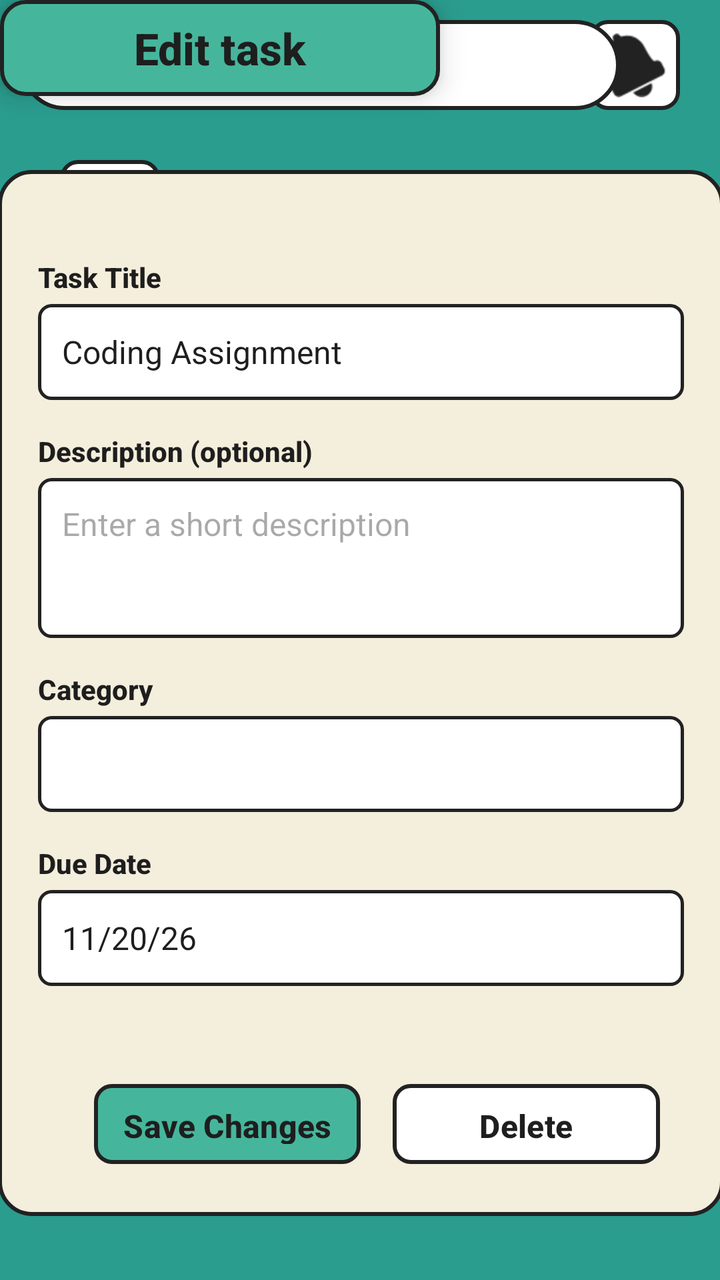
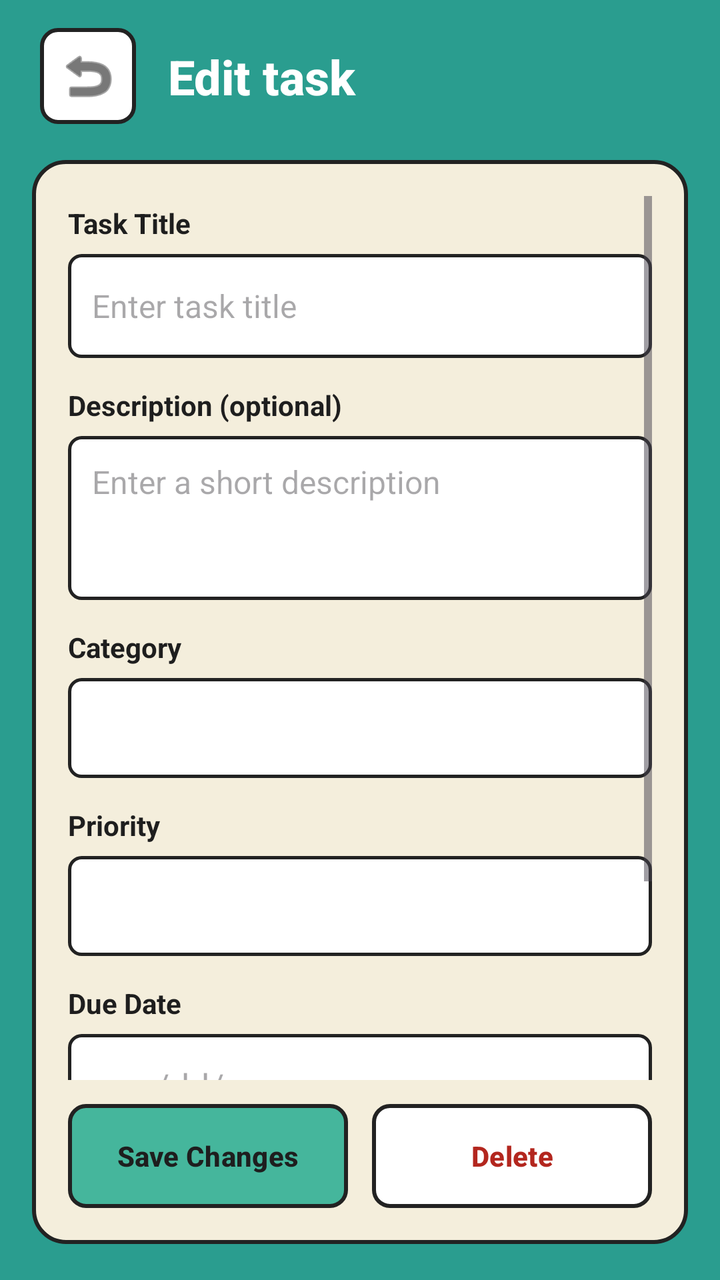

Before-and-after screenshots of an Android layout around one commit, followed by the original layout XML and the change that was made.
<!-- AndroidManifest.xml: application theme Theme.ApplicationProject -->
<!-- res/layout/activity_edit_task.xml -->
<?xml version="1.0" encoding="utf-8"?>
<androidx.constraintlayout.widget.ConstraintLayout xmlns:android="http://schemas.android.com/apk/res/android"
    xmlns:app="http://schemas.android.com/apk/res-auto"
    xmlns:tools="http://schemas.android.com/tools"
    android:id="@+id/main"
    android:layout_width="match_parent"
    android:layout_height="match_parent"
    android:background="@color/app_teal"
    tools:context=".EditTaskActivity">

    

    

    

    <ImageButton
        android:id="@+id/btnNotification"
        android:layout_width="45dp"
        android:layout_height="45dp"
        android:layout_marginTop="10dp"
        android:layout_marginEnd="20dp"
        android:background="@drawable/bg_button_white"
        android:contentDescription="@string/notifications4"
        android:src="@android:drawable/ic_popup_reminder"
        app:layout_constraintEnd_toEndOf="parent"
        app:layout_constraintTop_toTopOf="parent"
        app:tint="@color/border_dark"
        tools:ignore="TouchTargetSizeCheck" />

    <TextView
        android:id="@+id/textView"
        android:layout_width="300dp"
        android:layout_height="45dp"
        android:layout_marginStart="10dp"
        android:layout_marginTop="10dp"
        android:layout_weight="1"
        android:background="@drawable/bg_pill_white"
        android:fontFamily="sans-serif-medium"
        android:gravity="center"
        android:text="@string/to_do_list4"
        android:textColor="@color/text_dark"
        android:textSize="18sp"
        android:textStyle="bold"
        app:layout_constraintStart_toStartOf="parent"
        app:layout_constraintTop_toTopOf="parent" />

    

    <ImageButton
        android:id="@+id/btnBack"
        android:layout_width="50dp"
        android:layout_height="50dp"
        android:layout_marginStart="30dp"
        android:layout_marginTop="80dp"
        android:background="@drawable/bg_button_white"
        android:contentDescription="@string/back2"
        android:src="@android:drawable/ic_menu_revert"
        app:layout_constraintStart_toStartOf="parent"
        app:layout_constraintTop_toTopOf="parent"
        app:tint="@color/border_dark"
        tools:ignore="TouchTargetSizeCheck" />

    <androidx.constraintlayout.widget.ConstraintLayout
        android:id="@+id/mainCard"
        android:layout_width="363dp"
        android:layout_height="523dp"
        android:layout_marginBottom="32dp"
        android:background="@drawable/bg_card_cream"
        android:paddingHorizontal="20dp"
        android:paddingTop="36dp"
        android:paddingBottom="20dp"
        app:layout_constraintBottom_toBottomOf="parent"
        app:layout_constraintEnd_toEndOf="parent"
        app:layout_constraintStart_toStartOf="parent"
        tools:ignore="MissingConstraints">

        <ScrollView
            style="?android:attr/buttonBarStyle"
            android:layout_width="0dp"
            android:layout_height="0dp"
            android:layout_marginBottom="12dp"
            android:fillViewport="true"
            app:layout_constraintBottom_toTopOf="@id/layoutButtons"
            app:layout_constraintEnd_toEndOf="parent"
            app:layout_constraintStart_toStartOf="parent"
            app:layout_constraintTop_toTopOf="parent">

            <LinearLayout
                style="?android:attr/buttonBarStyle"
                android:layout_width="match_parent"
                android:layout_height="wrap_content"
                android:orientation="vertical"
                android:paddingTop="8dp"
                android:paddingBottom="8dp">

                
                <TextView
                    android:layout_width="wrap_content"
                    android:layout_height="wrap_content"
                    android:fontFamily="sans-serif-medium"
                    android:text="@string/task_title1"
                    android:textColor="@color/text_dark"
                    android:textSize="14sp"
                    android:textStyle="bold" />

                <EditText
                    android:id="@+id/etTaskTitle"
                    android:layout_width="match_parent"
                    android:layout_height="48dp"
                    android:layout_marginTop="4dp"
                    android:layout_marginBottom="16dp"
                    android:autofillHints="name"
                    android:background="@drawable/bg_edit_text"
                    android:fontFamily="sans-serif"
                    android:inputType="text"
                    android:paddingHorizontal="12dp"
                    android:text="@string/coding_assignment2"
                    android:textColor="@color/text_dark"
                    android:textSize="16sp"
                    tools:ignore="LabelFor" />

                
                <TextView
                    android:layout_width="wrap_content"
                    android:layout_height="wrap_content"
                    android:fontFamily="sans-serif-medium"
                    android:text="@string/description_optional1"
                    android:textColor="@color/text_dark"
                    android:textSize="14sp"
                    android:textStyle="bold" />

                <EditText
                    android:id="@+id/etDescription"
                    android:layout_width="match_parent"
                    android:layout_height="80dp"
                    android:layout_marginTop="4dp"
                    android:layout_marginBottom="16dp"
                    android:autofillHints="name"
                    android:background="@drawable/bg_edit_text"
                    android:fontFamily="sans-serif"
                    android:gravity="top|start"
                    android:hint="@string/enter_a_short_description1"
                    android:inputType="textMultiLine"
                    android:padding="12dp"
                    android:textColor="@color/text_dark"
                    android:textSize="16sp" />

                
                <TextView
                    android:layout_width="wrap_content"
                    android:layout_height="wrap_content"
                    android:fontFamily="sans-serif-medium"
                    android:text="@string/category1"
                    android:textColor="@color/text_dark"
                    android:textSize="14sp"
                    android:textStyle="bold" />

                <Spinner
                    android:id="@+id/spinnerCategory"
                    android:layout_width="match_parent"
                    android:layout_height="48dp"
                    android:layout_marginTop="4dp"
                    android:layout_marginBottom="16dp"
                    android:background="@drawable/bg_edit_text" />

                
                <TextView
                    android:layout_width="wrap_content"
                    android:layout_height="wrap_content"
                    android:fontFamily="sans-serif-medium"
                    android:text="@string/due_date"
                    android:textColor="@color/text_dark"
                    android:textSize="14sp"
                    android:textStyle="bold" />

                <EditText
                    android:id="@+id/etDueDate"
                    style="?android:attr/buttonBarStyle"
                    android:layout_width="match_parent"
                    android:layout_height="48dp"
                    android:layout_marginTop="4dp"
                    android:autofillHints="date"
                    android:background="@drawable/bg_edit_text"
                    android:fontFamily="sans-serif"
                    android:inputType="date"
                    android:paddingHorizontal="12dp"
                    android:text="@string/_11_20_26"
                    android:textColor="@color/text_dark"
                    android:textSize="16sp" />

            </LinearLayout>
        </ScrollView>

        
        <LinearLayout
            android:id="@+id/layoutButtons"
            style="?android:attr/buttonBarButtonStyle"
            android:layout_width="0dp"
            android:layout_height="52dp"
            android:orientation="horizontal"
            app:layout_constraintBottom_toBottomOf="parent"
            app:layout_constraintEnd_toEndOf="parent"
            app:layout_constraintStart_toStartOf="parent">

            <Button
                android:id="@+id/btnSaveChanges"
                style="?android:attr/buttonBarButtonStyle"
                android:layout_width="0dp"
                android:layout_height="match_parent"
                android:layout_marginEnd="8dp"
                android:layout_weight="1"
                android:background="@drawable/bg_button_teal"
                android:fontFamily="sans-serif-medium"
                android:text="@string/save_changes"
                android:textColor="@color/text_dark"
                android:textSize="16sp"
                android:textStyle="bold"
                app:backgroundTint="@null"
                tools:ignore="TouchTargetSizeCheck" />

            <Button
                android:id="@+id/btnDelete"
                android:layout_width="0dp"
                android:layout_height="match_parent"
                android:layout_marginStart="8dp"
                android:layout_weight="1"
                android:background="@drawable/bg_button_white"
                android:fontFamily="sans-serif-medium"
                android:text="@string/delete2"
                android:textColor="@color/text_dark"
                android:textSize="16sp"
                android:textStyle="bold"
                app:backgroundTint="@null"
                tools:ignore="ButtonStyle,TouchTargetSizeCheck" />

        </LinearLayout>

    </androidx.constraintlayout.widget.ConstraintLayout>

    <TextView
        android:id="@+id/tvCategoryHeader"
        android:layout_width="220dp"
        android:layout_height="48dp"
        android:background="@drawable/bg_header_teal"
        android:elevation="4dp"
        android:fontFamily="sans-serif-medium"
        android:gravity="center"
        android:text="@string/edit_task"
        android:textColor="@color/text_dark"
        android:textSize="22sp"
        android:textStyle="bold"
        android:translationZ="4dp"
        tools:layout_editor_absoluteX="95dp"
        tools:layout_editor_absoluteY="151dp"
        tools:ignore="MissingConstraints" />

</androidx.constraintlayout.widget.ConstraintLayout>
<!-- resources referenced by this layout -->
<resources>
  <color name="app_teal">#2A9D8F</color>
  <color name="border_dark">#222222</color>
  <color name="text_dark">#1E1E1E</color>
  <!-- drawable bg_button_teal (drawable) -->
  <?xml version="1.0" encoding="utf-8"?>
  <shape xmlns:android="http://schemas.android.com/apk/res/android"
      android:shape="rectangle">
      <solid android:color="@color/header_teal" />
      <stroke android:width="2dp" android:color="@color/border_dark" />
      <corners android:radius="8dp" />
  </shape>
  <!-- drawable bg_button_white (drawable) -->
  <?xml version="1.0" encoding="utf-8"?>
  <shape xmlns:android="http://schemas.android.com/apk/res/android"
      android:shape="rectangle">
      <solid android:color="@color/white" />
      <stroke android:width="2dp" android:color="@color/border_dark" />
      <corners android:radius="8dp" />
  </shape>
  <!-- drawable bg_card_cream (drawable) -->
  <?xml version="1.0" encoding="utf-8"?>
  <shape xmlns:android="http://schemas.android.com/apk/res/android"
      android:shape="rectangle">
      <solid android:color="@color/card_cream" />
      <stroke android:width="2dp" android:color="@color/border_dark" />
      <corners android:radius="16dp" />
  </shape>
  <!-- drawable bg_edit_text (drawable) -->
  <?xml version="1.0" encoding="utf-8"?>
  <shape xmlns:android="http://schemas.android.com/apk/res/android"
      android:shape="rectangle">
      <solid android:color="@color/white" />
      <stroke android:width="1.5dp" android:color="@color/border_dark" />
      <corners android:radius="6dp" />
  </shape>
  <!-- drawable bg_header_teal (drawable) -->
  <?xml version="1.0" encoding="utf-8"?>
  <shape xmlns:android="http://schemas.android.com/apk/res/android"
      android:shape="rectangle">
      <solid android:color="@color/header_teal" />
      <stroke android:width="2dp" android:color="@color/border_dark" />
      <corners android:radius="12dp" />
  </shape>
  <!-- drawable bg_pill_white (drawable) -->
  <?xml version="1.0" encoding="utf-8"?>
  <shape xmlns:android="http://schemas.android.com/apk/res/android"
      android:shape="rectangle">
      <solid android:color="@color/white" />
      <stroke android:width="2dp" android:color="@color/border_dark" />
      <corners android:radius="30dp" />
  </shape>
  <string name="_11_20_26">11/20/26</string>
  <string name="back2">Back</string>
  <string name="category1">Category</string>
  <string name="coding_assignment2">Coding Assignment</string>
  <string name="delete2">Delete</string>
  <string name="description_optional1">Description (optional)</string>
  <string name="due_date">Due Date</string>
  <string name="edit_task">Edit task</string>
  <string name="enter_a_short_description1">Enter a short description</string>
  <string name="notifications4">Notifications</string>
  <string name="save_changes">Save Changes</string>
  <string name="task_title1">Task Title</string>
  <string name="to_do_list4">To-Do list</string>
  <style name="Theme.ApplicationProject" parent="Base.Theme.ApplicationProject" />
  <color name="header_teal">#45B69C</color>
  <color name="white">#FFFFFFFF</color>
  <color name="card_cream">#F4EEDC</color>
  <style name="Base.Theme.ApplicationProject" parent="Theme.Material3.DayNight.NoActionBar">
          
          
      </style>
</resources>

<!-- the commit's change to res/layout/activity_edit_task.xml (unified diff, before → after) -->
@@ -8,75 +8,51 @@
     android:background="@color/app_teal"
     tools:context=".EditTaskActivity">
 
-    
-
-    
-
-    
-
-    <ImageButton
-        android:id="@+id/btnNotification"
-        android:layout_width="45dp"
-        android:layout_height="45dp"
-        android:layout_marginTop="10dp"
-        android:layout_marginEnd="20dp"
-        android:background="@drawable/bg_button_white"
-        android:contentDescription="@string/notifications4"
-        android:src="@android:drawable/ic_popup_reminder"
-        app:layout_constraintEnd_toEndOf="parent"
-        app:layout_constraintTop_toTopOf="parent"
-        app:tint="@color/border_dark"
-        tools:ignore="TouchTargetSizeCheck" />
-
-    <TextView
-        android:id="@+id/textView"
-        android:layout_width="300dp"
-        android:layout_height="45dp"
-        android:layout_marginStart="10dp"
-        android:layout_marginTop="10dp"
-        android:layout_weight="1"
-        android:background="@drawable/bg_pill_white"
-        android:fontFamily="sans-serif-medium"
-        android:gravity="center"
-        android:text="@string/to_do_list4"
-        android:textColor="@color/text_dark"
-        android:textSize="18sp"
-        android:textStyle="bold"
-        app:layout_constraintStart_toStartOf="parent"
-        app:layout_constraintTop_toTopOf="parent" />
-
-    
-
     <ImageButton
         android:id="@+id/btnBack"
-        android:layout_width="50dp"
-        android:layout_height="50dp"
-        android:layout_marginStart="30dp"
-        android:layout_marginTop="80dp"
+        android:layout_width="48dp"
+        android:layout_height="48dp"
+        android:layout_marginStart="20dp"
+        android:layout_marginTop="14dp"
         android:background="@drawable/bg_button_white"
-        android:contentDescription="@string/back2"
+        android:contentDescription="@string/back"
         android:src="@android:drawable/ic_menu_revert"
         app:layout_constraintStart_toStartOf="parent"
         app:layout_constraintTop_toTopOf="parent"
-        app:tint="@color/border_dark"
-        tools:ignore="TouchTargetSizeCheck" />
+        app:tint="@color/text_dark" />
+
+    <TextView
+        android:id="@+id/tvEditTaskTitle"
+        android:layout_width="0dp"
+        android:layout_height="wrap_content"
+        android:layout_marginStart="16dp"
+        android:layout_marginEnd="20dp"
+        android:fontFamily="sans-serif-medium"
+        android:text="@string/edit_task"
+        android:textColor="@color/white"
+        android:textSize="24sp"
+        android:textStyle="bold"
+        app:layout_constraintBottom_toBottomOf="@id/btnBack"
+        app:layout_constraintEnd_toEndOf="parent"
+        app:layout_constraintStart_toEndOf="@id/btnBack"
+        app:layout_constraintTop_toTopOf="@id/btnBack" />
 
     <androidx.constraintlayout.widget.ConstraintLayout
         android:id="@+id/mainCard"
-        android:layout_width="363dp"
-        android:layout_height="523dp"
-        android:layout_marginBottom="32dp"
+        android:layout_width="0dp"
+        android:layout_height="0dp"
+        android:layout_marginStart="16dp"
+        android:layout_marginTop="18dp"
+        android:layout_marginEnd="16dp"
+        android:layout_marginBottom="18dp"
         android:background="@drawable/bg_card_cream"
-        android:paddingHorizontal="20dp"
-        android:paddingTop="36dp"
-        android:paddingBottom="20dp"
+        android:padding="18dp"
         app:layout_constraintBottom_toBottomOf="parent"
         app:layout_constraintEnd_toEndOf="parent"
         app:layout_constraintStart_toStartOf="parent"
-        tools:ignore="MissingConstraints">
+        app:layout_constraintTop_toBottomOf="@id/btnBack">
 
         <ScrollView
-            style="?android:attr/buttonBarStyle"
             android:layout_width="0dp"
             android:layout_height="0dp"
             android:layout_marginBottom="12dp"
@@ -87,115 +63,130 @@
             app:layout_constraintTop_toTopOf="parent">
 
             <LinearLayout
-                style="?android:attr/buttonBarStyle"
                 android:layout_width="match_parent"
                 android:layout_height="wrap_content"
                 android:orientation="vertical"
-                android:paddingTop="8dp"
+                android:paddingTop="4dp"
                 android:paddingBottom="8dp">
 
-                
-                <TextView
-                    android:layout_width="wrap_content"
-                    android:layout_height="wrap_content"
-                    android:fontFamily="sans-serif-medium"
-                    android:text="@string/task_title1"
-                    android:textColor="@color/text_dark"
-                    android:textSize="14sp"
+                <TextView
+                    android:layout_width="wrap_content"
+                    android:layout_height="wrap_content"
+                    android:text="@string/task_title"
+                    android:textColor="@color/text_dark"
                     android:textStyle="bold" />
 
                 <EditText
                     android:id="@+id/etTaskTitle"
                     android:layout_width="match_parent"
-                    android:layout_height="48dp"
-                    android:layout_marginTop="4dp"
-                    android:layout_marginBottom="16dp"
-                    android:autofillHints="name"
-                    android:background="@drawable/bg_edit_text"
-                    android:fontFamily="sans-serif"
-                    android:inputType="text"
+                    android:layout_height="52dp"
+                    android:layout_marginTop="6dp"
+                    android:layout_marginBottom="14dp"
+                    android:background="@drawable/bg_edit_text"
+                    android:hint="@string/enter_task_title"
+                    android:inputType="textCapSentences"
                     android:paddingHorizontal="12dp"
-                    android:text="@string/coding_assignment2"
                     android:textColor="@color/text_dark"
                     android:textSize="16sp"
-                    tools:ignore="LabelFor" />
-
-                
-                <TextView
-                    android:layout_width="wrap_content"
-                    android:layout_height="wrap_content"
-                    android:fontFamily="sans-serif-medium"
-                    android:text="@string/description_optional1"
-                    android:textColor="@color/text_dark"
-                    android:textSize="14sp"
+                    tools:ignore="Autofill,VisualLintTextFieldSize" />
+
+                <TextView
+                    android:layout_width="wrap_content"
+                    android:layout_height="wrap_content"
+                    android:text="@string/description_optional"
+                    android:textColor="@color/text_dark"
                     android:textStyle="bold" />
 
                 <EditText
                     android:id="@+id/etDescription"
                     android:layout_width="match_parent"
-                    android:layout_height="80dp"
-                    android:layout_marginTop="4dp"
-                    android:layout_marginBottom="16dp"
-                    android:autofillHints="name"
-                    android:background="@drawable/bg_edit_text"
-                    android:fontFamily="sans-serif"
+                    android:layout_height="82dp"
+                    android:layout_marginTop="6dp"
+                    android:layout_marginBottom="14dp"
+                    android:background="@drawable/bg_edit_text"
                     android:gravity="top|start"
-                    android:hint="@string/enter_a_short_description1"
-                    android:inputType="textMultiLine"
+                    android:hint="@string/enter_a_short_description"
+                    android:inputType="textCapSentences|textMultiLine"
                     android:padding="12dp"
                     android:textColor="@color/text_dark"
-                    android:textSize="16sp" />
-
-                
-                <TextView
-                    android:layout_width="wrap_content"
-                    android:layout_height="wrap_content"
-                    android:fontFamily="sans-serif-medium"
-                    android:text="@string/category1"
-                    android:textColor="@color/text_dark"
-                    android:textSize="14sp"
+                    android:textSize="16sp"
+                    tools:ignore="Autofill,VisualLintTextFieldSize" />
+
+                <TextView
+                    android:layout_width="wrap_content"
+                    android:layout_height="wrap_content"
+                    android:text="@string/category"
+                    android:textColor="@color/text_dark"
                     android:textStyle="bold" />
 
                 <Spinner
                     android:id="@+id/spinnerCategory"
                     android:layout_width="match_parent"
-                    android:layout_height="48dp"
-                    android:layout_marginTop="4dp"
-                    android:layout_marginBottom="16dp"
-                    android:background="@drawable/bg_edit_text" />
-
-                
-                <TextView
-                    android:layout_width="wrap_content"
-                    android:layout_height="wrap_content"
-                    android:fontFamily="sans-serif-medium"
-                    android:text="@string/due_date"
-                    android:textColor="@color/text_dark"
-                    android:textSize="14sp"
+                    android:layout_height="50dp"
+                    android:layout_marginTop="6dp"
+                    android:layout_marginBottom="14dp"
+                    android:background="@drawable/bg_edit_text"
+                    android:paddingHorizontal="8dp" />
+
+                <TextView
+                    android:layout_width="wrap_content"
+                    android:layout_height="wrap_content"
+                    android:text="@string/priority_label"
+                    android:textColor="@color/text_dark"
+                    android:textStyle="bold" />
+
+                <Spinner
+                    android:id="@+id/spinnerPriority"
+                    android:layout_width="match_parent"
+                    android:layout_height="50dp"
+                    android:layout_marginTop="6dp"
+                    android:layout_marginBottom="14dp"
+                    android:background="@drawable/bg_edit_text"
+                    android:paddingHorizontal="8dp" />
+
+                <TextView
+                    android:layout_width="wrap_content"
+                    android:layout_height="wrap_content"
+                    android:text="@string/due_date1"
+                    android:textColor="@color/text_dark"
                     android:textStyle="bold" />
 
                 <EditText
                     android:id="@+id/etDueDate"
-                    style="?android:attr/buttonBarStyle"
-                    android:layout_width="match_parent"
-                    android:layout_height="48dp"
-                    android:layout_marginTop="4dp"
-                    android:autofillHints="date"
-                    android:background="@drawable/bg_edit_text"
-                    android:fontFamily="sans-serif"
+                    android:layout_width="match_parent"
+                    android:layout_height="52dp"
+                    android:layout_marginTop="6dp"
+                    android:layout_marginBottom="14dp"
+                    android:background="@drawable/bg_edit_text"
+                    android:hint="@string/mm_dd_yyyy"
                     android:inputType="date"
                     android:paddingHorizontal="12dp"
-                    android:text="@string/_11_20_26"
-                    android:textColor="@color/text_dark"
-                    android:textSize="16sp" />
-
+                    android:textColor="@color/text_dark"
+                    tools:ignore="Autofill,VisualLintTextFieldSize" />
+
+                <TextView
+                    android:layout_width="wrap_content"
+                    android:layout_height="wrap_content"
+                    android:text="@string/due_time_label"
+                    android:textColor="@color/text_dark"
+                    android:textStyle="bold" />
+
+                <EditText
+                    android:id="@+id/etDueTime"
+                    android:layout_width="match_parent"
+                    android:layout_height="52dp"
+                    android:layout_marginTop="6dp"
+                    android:background="@drawable/bg_edit_text"
+                    android:hint="@string/due_time_hint"
+                    android:inputType="time"
+                    android:paddingHorizontal="12dp"
+                    android:textColor="@color/text_dark"
+                    tools:ignore="Autofill,VisualLintTextFieldSize" />
             </LinearLayout>
         </ScrollView>
 
-        
         <LinearLayout
             android:id="@+id/layoutButtons"
-            style="?android:attr/buttonBarButtonStyle"
             android:layout_width="0dp"
             android:layout_height="52dp"
             android:orientation="horizontal"
@@ -205,54 +196,27 @@
 
             <Button
                 android:id="@+id/btnSaveChanges"
-                style="?android:attr/buttonBarButtonStyle"
                 android:layout_width="0dp"
                 android:layout_height="match_parent"
-                android:layout_marginEnd="8dp"
+                android:layout_marginEnd="6dp"
                 android:layout_weight="1"
                 android:background="@drawable/bg_button_teal"
-                android:fontFamily="sans-serif-medium"
                 android:text="@string/save_changes"
                 android:textColor="@color/text_dark"
-                android:textSize="16sp"
                 android:textStyle="bold"
-                app:backgroundTint="@null"
-                tools:ignore="TouchTargetSizeCheck" />
+                app:backgroundTint="@null" />
 
             <Button
                 android:id="@+id/btnDelete"
                 android:layout_width="0dp"
                 android:layout_height="match_parent"
-                android:layout_marginStart="8dp"
+                android:layout_marginStart="6dp"
                 android:layout_weight="1"
                 android:background="@drawable/bg_button_white"
-                android:fontFamily="sans-serif-medium"
                 android:text="@string/delete2"
-                android:textColor="@color/text_dark"
-                android:textSize="16sp"
+                android:textColor="@color/category_delete"
                 android:textStyle="bold"
-                app:backgroundTint="@null"
-                tools:ignore="ButtonStyle,TouchTargetSizeCheck" />
-
+                app:backgroundTint="@null" />
         </LinearLayout>
-
     </androidx.constraintlayout.widget.ConstraintLayout>
-
-    <TextView
-        android:id="@+id/tvCategoryHeader"
-        android:layout_width="220dp"
-        android:layout_height="48dp"
-        android:background="@drawable/bg_header_teal"
-        android:elevation="4dp"
-        android:fontFamily="sans-serif-medium"
-        android:gravity="center"
-        android:text="@string/edit_task"
-        android:textColor="@color/text_dark"
-        android:textSize="22sp"
-        android:textStyle="bold"
-        android:translationZ="4dp"
-        tools:layout_editor_absoluteX="95dp"
-        tools:layout_editor_absoluteY="151dp"
-        tools:ignore="MissingConstraints" />
-
 </androidx.constraintlayout.widget.ConstraintLayout>
<!-- resource entries referenced after the edit -->
@@ -1,6 +1,7 @@
 <!-- resources referenced by this layout -->
 <resources>
   <color name="app_teal">#2A9D8F</color>
+  <color name="category_delete">#B3261E</color>
   <color name="border_dark">#222222</color>
   <color name="text_dark">#1E1E1E</color>
   <!-- drawable bg_button_teal (drawable) -->
@@ -35,35 +36,20 @@
       <stroke android:width="1.5dp" android:color="@color/border_dark" />
       <corners android:radius="6dp" />
   </shape>
-  <!-- drawable bg_header_teal (drawable) -->
-  <?xml version="1.0" encoding="utf-8"?>
-  <shape xmlns:android="http://schemas.android.com/apk/res/android"
-      android:shape="rectangle">
-      <solid android:color="@color/header_teal" />
-      <stroke android:width="2dp" android:color="@color/border_dark" />
-      <corners android:radius="12dp" />
-  </shape>
-  <!-- drawable bg_pill_white (drawable) -->
-  <?xml version="1.0" encoding="utf-8"?>
-  <shape xmlns:android="http://schemas.android.com/apk/res/android"
-      android:shape="rectangle">
-      <solid android:color="@color/white" />
-      <stroke android:width="2dp" android:color="@color/border_dark" />
-      <corners android:radius="30dp" />
-  </shape>
-  <string name="_11_20_26">11/20/26</string>
-  <string name="back2">Back</string>
-  <string name="category1">Category</string>
-  <string name="coding_assignment2">Coding Assignment</string>
+  <string name="back">Back</string>
+  <string name="category">Category</string>
   <string name="delete2">Delete</string>
-  <string name="description_optional1">Description (optional)</string>
-  <string name="due_date">Due Date</string>
+  <string name="description_optional">Description (optional)</string>
+  <string name="due_date1">Due Date</string>
+  <string name="due_time_hint">HH:MM</string>
+  <string name="due_time_label">Due time (optional)</string>
   <string name="edit_task">Edit task</string>
-  <string name="enter_a_short_description1">Enter a short description</string>
-  <string name="notifications4">Notifications</string>
+  <string name="enter_a_short_description">Enter a short description</string>
+  <string name="enter_task_title">Enter task title</string>
+  <string name="mm_dd_yyyy">mm/dd/yyyy</string>
+  <string name="priority_label">Priority</string>
   <string name="save_changes">Save Changes</string>
-  <string name="task_title1">Task Title</string>
-  <string name="to_do_list4">To-Do list</string>
+  <string name="task_title">Task Title</string>
   <style name="Theme.ApplicationProject" parent="Base.Theme.ApplicationProject" />
   <color name="header_teal">#45B69C</color>
   <color name="white">#FFFFFFFF</color>
